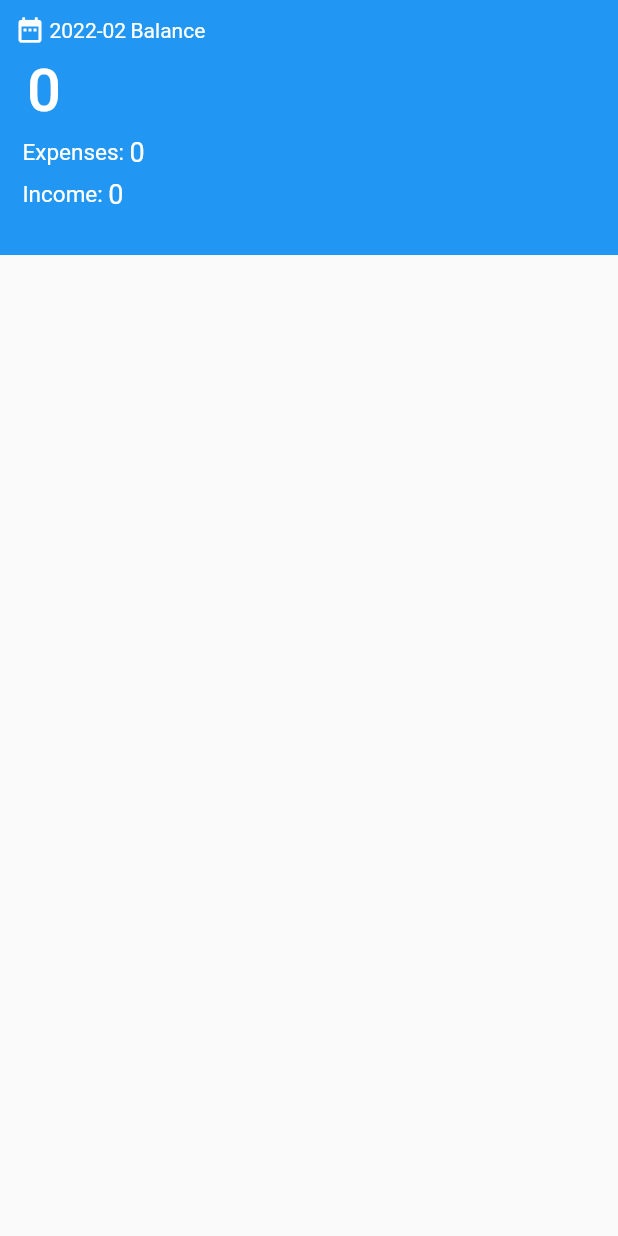
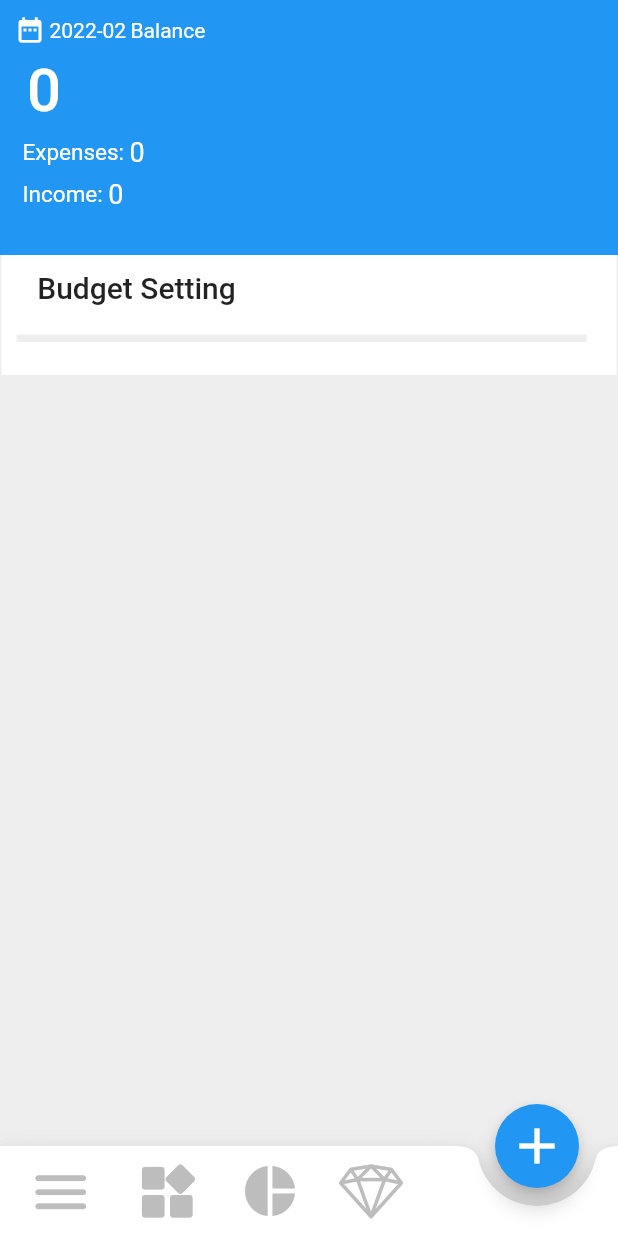
Before and after one commit to Harsh-Singh-007/Budgetapp, a Flutter app: the screen it shows after launch, on a phone screen of 412 x 824 dp. Run offline on Flutter 3.47's test engine with Material 2 defaults, Android fonts, the phone set to English and light mode, and no system bars; drawn by our look-alikes of percent_indicator; our stand-ins replace lottie.

Commit message:
New update

```diff
--- a/lib/main.dart
+++ b/lib/main.dart
@@ -1,5 +1,7 @@
+import 'package:budgetapp/screens/diamond.dart';
 import 'package:budgetapp/screens/startup.dart';
 import 'package:flutter/material.dart';
+import 'package:percent_indicator/linear_percent_indicator.dart';
 
 void main() {
   runApp(const MyApp());
@@ -37,7 +39,9 @@ class _MyHomePageState extends State<MyHomePage> {
   @override
   Widget build(BuildContext context) {
     return Scaffold(
+      backgroundColor: Colors.grey[200],
       body: SafeArea(
+        child: Container(
           child: Column(
             children: [
               Container(
@@ -159,7 +163,99 @@ class _MyHomePageState extends State<MyHomePage> {
                   ),
                 ),
               ),
+              Container(
+                child: Column(
+                  children: [
+                    Container(
+                        color: Colors.white,
+                        height: 80,
+                        width: 410,
+                        child: Column(
+                          children: [
+                            Padding(
+                              padding: const EdgeInsets.only(
+                                  top: 10.0, right: 230.0),
+                              child: Text(
+                                "Budget Setting",
+                                style: TextStyle(
+                                    fontSize: 20, fontWeight: FontWeight.w500),
+                              ),
+                            ),
+                            SizedBox(
+                              height: 20,
+                            ),
+                            LinearPercentIndicator(
+                              width: 400,
+                              animation: true,
+                              percent: 0,
+                              animationDuration: 1000,
+                              progressColor: Colors.blue,
+                              backgroundColor: Colors.grey[200],
+                            ),
                           ],
+                        )),
+                  ],
+                ),
+              ),
+            ],
+          ),
+        ),
+      ),
+      floatingActionButton: Padding(
+        padding: const EdgeInsets.all(10.0),
+        child: FloatingActionButton(
+            child: Icon(
+              Icons.add,
+              size: 40,
+            ),
+            onPressed: () {}),
+      ),
+      floatingActionButtonLocation: FloatingActionButtonLocation.endDocked,
+      bottomNavigationBar: BottomAppBar(
+        shape: CircularNotchedRectangle(),
+        notchMargin: 2,
+        child: Container(
+          height: 60,
+          child: Padding(
+            padding: const EdgeInsets.symmetric(horizontal: 10.0),
+            child: Row(
+              children: [
+                IconButton(
+                  icon: Icon(Icons.menu_rounded),
+                  color: Colors.grey[400],
+                  iconSize: 45,
+                  onPressed: () {},
+                ),
+                Padding(
+                  padding: const EdgeInsets.only(left: 10.0),
+                  child: IconButton(
+                    icon: Icon(Icons.widgets_rounded),
+                    color: Colors.grey[400],
+                    iconSize: 45,
+                    onPressed: () {},
+                  ),
+                ),
+                Padding(
+                  padding: const EdgeInsets.only(left: 10.0),
+                  child: IconButton(
+                    icon: Icon(Icons.pie_chart),
+                    color: Colors.grey[400],
+                    iconSize: 40,
+                    onPressed: () {},
+                  ),
+                ),
+                Padding(
+                  padding: const EdgeInsets.only(left: 10.0),
+                  child: IconButton(
+                    icon: Icon(Diamond.logo),
+                    color: Colors.grey[400],
+                    iconSize: 45,
+                    onPressed: () {},
+                  ),
+                ),
+              ],
+            ),
+          ),
         ),
       ),
     );
--- /dev/null
+++ b/lib/screens/diamond.dart
@@ -0,0 +1,10 @@
+import 'package:flutter/cupertino.dart';
+import 'package:flutter/material.dart';
+
+class Diamond {
+  Diamond._();
+
+  static const _kFontFam = 'Diamond';
+
+  static const IconData logo = IconData(0xe845, fontFamily: _kFontFam);
+}
```
Also changed, not shown: pubspec.yaml (+7 -4 lines), assets/icons/Diamond.ttf (added), pubspec.lock. Lines whose indentation alone changed are shown as unchanged.
